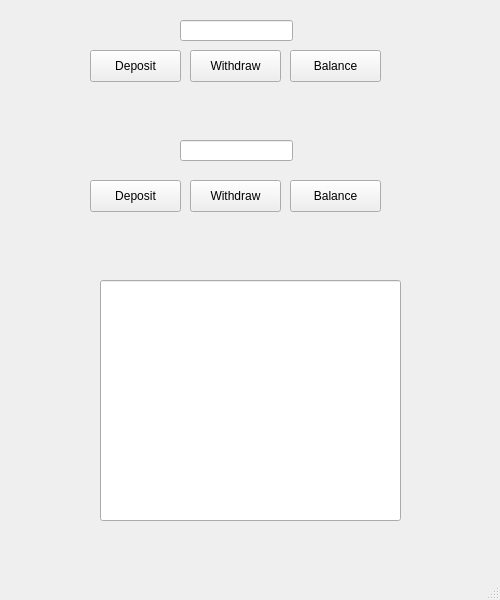
First picture: the form in gui.ui, repository mjwright1029/Project1, before the edit.
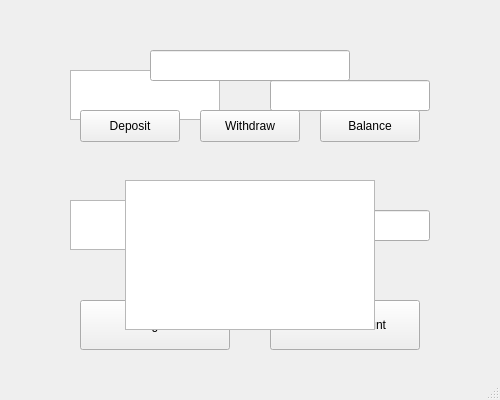
Second picture: the form after the edit.

Diff of the .ui file:
```diff
--- a/gui.ui
+++ b/gui.ui
@@ -7,133 +7,161 @@
     <x>0</x>
     <y>0</y>
     <width>500</width>
-    <height>600</height>
+    <height>400</height>
    </rect>
   </property>
   <property name="minimumSize">
    <size>
     <width>500</width>
-    <height>600</height>
+    <height>400</height>
    </size>
   </property>
   <property name="maximumSize">
    <size>
     <width>500</width>
-    <height>16777215</height>
+    <height>400</height>
    </size>
   </property>
   <property name="windowTitle">
    <string>MainWindow</string>
   </property>
   <widget class="QWidget" name="centralwidget">
-   <widget class="QLineEdit" name="lineEdit">
+   <widget class="QLineEdit" name="name_label">
     <property name="geometry">
      <rect>
-      <x>100</x>
-      <y>280</y>
-      <width>301</width>
-      <height>241</height>
+      <x>270</x>
+      <y>80</y>
+      <width>160</width>
+      <height>31</height>
      </rect>
     </property>
    </widget>
-   <widget class="QLineEdit" name="lineEdit_2">
+   <widget class="QLineEdit" name="pin_label">
     <property name="geometry">
      <rect>
-      <x>180</x>
-      <y>20</y>
-      <width>113</width>
-      <height>21</height>
+      <x>270</x>
+      <y>210</y>
+      <width>160</width>
+      <height>31</height>
      </rect>
     </property>
    </widget>
-   <widget class="QLineEdit" name="lineEdit_3">
+   <widget class="QPushButton" name="deposit_button">
     <property name="geometry">
      <rect>
-      <x>180</x>
-      <y>140</y>
-      <width>113</width>
-      <height>21</height>
+      <x>80</x>
+      <y>110</y>
+      <width>100</width>
+      <height>32</height>
      </rect>
     </property>
+    <property name="text">
+     <string>Deposit</string>
+    </property>
    </widget>
-   <widget class="QPushButton" name="pushButton">
+   <widget class="QPushButton" name="withdraw_button">
     <property name="geometry">
      <rect>
-      <x>90</x>
-      <y>50</y>
-      <width>91</width>
+      <x>200</x>
+      <y>110</y>
+      <width>100</width>
       <height>32</height>
      </rect>
     </property>
     <property name="text">
-     <string>Deposit</string>
+     <string>Withdraw</string>
     </property>
    </widget>
-   <widget class="QPushButton" name="pushButton_2">
+   <widget class="QPushButton" name="balance_button">
     <property name="geometry">
      <rect>
-      <x>190</x>
-      <y>50</y>
-      <width>91</width>
+      <x>320</x>
+      <y>110</y>
+      <width>100</width>
       <height>32</height>
      </rect>
     </property>
     <property name="text">
-     <string>Withdraw</string>
+     <string>Balance</string>
     </property>
    </widget>
-   <widget class="QPushButton" name="pushButton_3">
+   <widget class="QTextBrowser" name="balance_display">
     <property name="geometry">
      <rect>
-      <x>90</x>
+      <x>125</x>
       <y>180</y>
-      <width>91</width>
-      <height>32</height>
+      <width>250</width>
+      <height>150</height>
      </rect>
     </property>
-    <property name="text">
-     <string>Deposit</string>
+   </widget>
+   <widget class="QLineEdit" name="amount_label">
+    <property name="geometry">
+     <rect>
+      <x>150</x>
+      <y>50</y>
+      <width>200</width>
+      <height>31</height>
+     </rect>
     </property>
    </widget>
-   <widget class="QPushButton" name="pushButton_4">
+   <widget class="QTextBrowser" name="name_title">
     <property name="geometry">
      <rect>
-      <x>190</x>
-      <y>180</y>
-      <width>91</width>
-      <height>32</height>
+      <x>70</x>
+      <y>70</y>
+      <width>150</width>
+      <height>50</height>
      </rect>
     </property>
-    <property name="text">
-     <string>Withdraw</string>
+   </widget>
+   <widget class="QTextBrowser" name="pin_title">
+    <property name="geometry">
+     <rect>
+      <x>70</x>
+      <y>200</y>
+      <width>150</width>
+      <height>50</height>
+     </rect>
     </property>
    </widget>
-   <widget class="QPushButton" name="pushButton_5">
+   <widget class="QPushButton" name="login_button">
     <property name="geometry">
      <rect>
-      <x>290</x>
-      <y>180</y>
-      <width>91</width>
-      <height>32</height>
+      <x>80</x>
+      <y>300</y>
+      <width>150</width>
+      <height>50</height>
      </rect>
     </property>
     <property name="text">
-     <string>Balance</string>
+     <string>Log In</string>
     </property>
    </widget>
-   <widget class="QPushButton" name="pushButton_6">
+   <widget class="QPushButton" name="create_button">
     <property name="geometry">
      <rect>
-      <x>290</x>
-      <y>50</y>
-      <width>91</width>
-      <height>32</height>
+      <x>270</x>
+      <y>300</y>
+      <width>150</width>
+      <height>50</height>
      </rect>
     </property>
     <property name="text">
-     <string>Balance</string>
+     <string>Create Account</string>
     </property>
    </widget>
+   <zorder>create_button</zorder>
+   <zorder>login_button</zorder>
+   <zorder>pin_title</zorder>
+   <zorder>name_title</zorder>
+   <zorder>name_label</zorder>
+   <zorder>pin_label</zorder>
+   <zorder>deposit_button</zorder>
+   <zorder>withdraw_button</zorder>
+   <zorder>balance_button</zorder>
+   <zorder>balance_display</zorder>
+   <zorder>amount_label</zorder>
   </widget>
   <widget class="QMenuBar" name="menubar">
    <property name="geometry">
```
